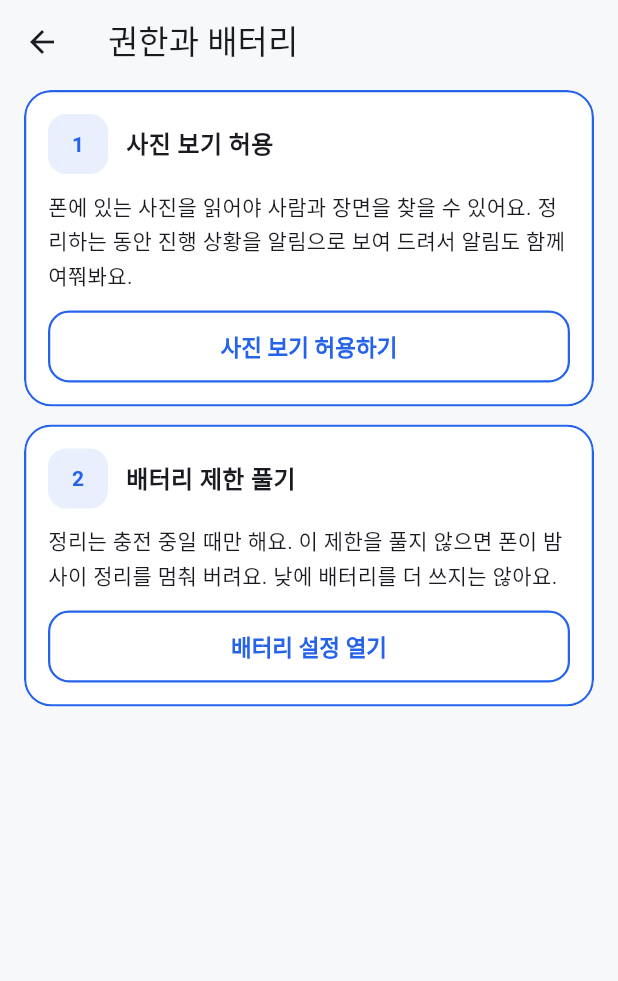
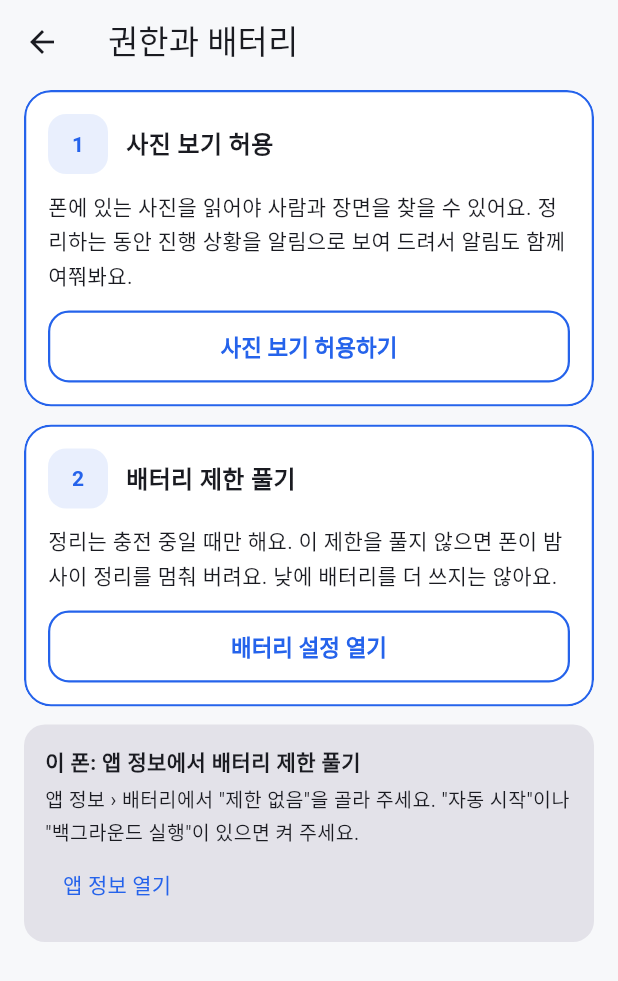
Before and after one commit to reddol18/photo_tracer, a Flutter app: the PermissionsPage screen opened directly, on a phone screen of 412 x 824 dp. Shown: the top 981 px of the screen. Run offline on Flutter 3.47's test engine with Material 3 defaults, Android fonts, the phone set to English and light mode, and no system bars.

Commit message:
배터리 안내: 제조사 표 하나로 판별하고 점유율 순 후보와 기본 안내 (#18)
- app/lib/vendors.dart: 제조사 키·판별 낱말·문구·설정 화면 후보를 표 하나로. MANUFACTURER와 BRAND를
  낱말로 나눠 비교(대소문자 무시, "TECNO MOBILE LIMITED" 같은 꼬리말 대응, Honor는 Huawei보다 먼저)
- 후보 순위(삼성 > 샤오미 > OPPO·realme·OnePlus > vivo·iQOO > Transsion > Honor > 모토로라 > Huawei)와
  점유율 출처(StatCounter·IDC·Omdia), 설정 경로 출처(dontkillmyapp), 실기기 미확인 표시는 표 위 주석에
- 목록에 없는 폰(LG·픽셀·Nothing 등)도 기본 안내와 '앱 정보 열기'를 보여 줌
- MainActivity: 제조사 판별을 지우고 화면이 넘긴 후보를 앞에서부터 열어 봄, 실패는 로그, 마지막은 앱 정보
- AndroidManifest <queries>에 후보 패키지 추가
- 테스트: 제조사/브랜드 조합 판별, 표 패키지가 <queries>에 있는지, 권한과 배터리 화면 위젯 테스트

Redmi(HyperOS)에서 확인: 샤오미 카드 그대로, 버튼이 보안 앱 자동 시작 목록을 엶. 다른 제조사는 실기기 미확인.

Closes #18

Co-Authored-By: Claude Opus 5.5 <noreply@anthropic.com>
Claude-Session: https://claude.ai/code/session_012zh1kHwaVLLQ6nFo98kw4q

```diff
--- a/app/lib/main.dart
+++ b/app/lib/main.dart
@@ -3,6 +3,8 @@ import 'dart:ui' as ui;
 
 import 'package:flutter/material.dart';
 import 'package:flutter/services.dart';
+
+import 'vendors.dart';
 
 part 'ui/common.dart';
 part 'ui/onboarding.dart';
--- a/app/lib/ui/onboarding.dart
+++ b/app/lib/ui/onboarding.dart
@@ -171,40 +171,14 @@ class _Permissions extends StatelessWidget {
 class PermissionsList extends StatelessWidget {
   const PermissionsList({super.key});
 
-  /// 제조사가 배터리 최적화 예외와 따로 앱을 재우거나 막는 설정. 기본 안드로이드(픽셀 등)는 예외면 충분해 안내하지 않는다
-  static ({String title, String body, String button})? vendorGuide(String manufacturer) {
-    final m = manufacturer.toLowerCase();
-    if (RegExp('xiaomi|redmi|poco').hasMatch(m)) {
-      return (
-        title: '샤오미 폰: 자동 시작 켜기',
-        body: '목록에서 추억먹는하마의 "자동 시작"을 켜 주세요. 꺼져 있으면 폰을 다시 켠 뒤 밤 정리가 깨어나지 못해요.',
-        button: '자동 시작 설정 열기',
-      );
-    }
-    if (m == 'samsung') {
-      return (
-        title: '삼성 폰: 절전 예외 앱에 넣기',
-        body: '배터리 › 백그라운드 사용 제한 › "절전 예외 앱"에 추억먹는하마를 넣어 주세요. 며칠 앱을 안 열면 잠자기 앱이 되어 정리가 멈출 수 있어요.',
-        button: '설정 열기',
-      );
-    }
-    if (RegExp('oppo|realme|oneplus|vivo|iqoo|huawei|honor|meizu|asus').hasMatch(m)) {
-      return (
-        title: '이 폰: 백그라운드 실행 허용',
-        body: '앱 정보에서 배터리를 "제한 없음"으로 바꾸고, "자동 시작"이나 "백그라운드 실행 허용"이 있으면 켜 주세요.',
-        button: '앱 정보 열기',
-      );
-    }
-    return null;
-  }
-
   @override
   Widget build(BuildContext context) => ListenableBuilder(
         listenable: Status.i,
         builder: (context, _) {
           final st = Status.i;
           final cs = Theme.of(context).colorScheme;
-          final vendor = vendorGuide('${st.s?['manufacturer'] ?? ''}');
+          // 제조사가 배터리 최적화 예외와 따로 앱을 재우는 설정 (lib/vendors.dart 표). 목록에 없는 폰은 앱 정보 안내
+          final vendor = vendorOf('${st.s?['manufacturer'] ?? ''}', '${st.s?['brand'] ?? ''}');
           Widget item(String no, String title, String why, bool done, String cta, VoidCallback onTap) => Card(
                 shape: RoundedRectangleBorder(
                     borderRadius: BorderRadius.circular(18), side: BorderSide(color: done ? cs.outlineVariant : cs.primary, width: done ? 1 : 1.5)),
@@ -244,7 +218,6 @@ class PermissionsList extends StatelessWidget {
             const SizedBox(height: 12),
             item('2', '배터리 제한 풀기', '정리는 충전 중일 때만 해요. 이 제한을 풀지 않으면 폰이 밤사이 정리를 멈춰 버려요. 낮에 배터리를 더 쓰지는 않아요.',
                 st.batteryOk, '배터리 설정 열기', () => channel.invokeMethod('openBatterySettings')),
-            if (vendor != null) ...[
             const SizedBox(height: 12),
             Card(
               color: cs.surfaceContainerHighest,
@@ -255,11 +228,15 @@ class PermissionsList extends StatelessWidget {
                   Text(vendor.title, style: const TextStyle(fontWeight: FontWeight.w700)),
                   const SizedBox(height: 4),
                   Text(vendor.body, style: const TextStyle(fontSize: 13, height: 1.6)),
-                    TextButton(onPressed: () => channel.invokeMethod('openVendorSettings'), child: Text(vendor.button)),
+                  TextButton(
+                    onPressed: () => channel.invokeMethod('openVendorSettings', {
+                      'screens': [for (final (pkg, cls) in vendor.screens) [pkg, cls]],
+                    }),
+                    child: Text(vendor.button),
+                  ),
                 ]),
               ),
             ),
-            ],
           ]);
         },
       );
--- /dev/null
+++ b/app/lib/vendors.dart
@@ -0,0 +1,129 @@
+/// 제조사별 "앱을 재우는 설정" 안내와 바로 열 설정 화면 표 (#18).
+///
+/// 판별·문구·화면 후보를 이 표 하나에 둔다. 화면(Dart)이 [vendorOf]로 고르고, 설정 열기 버튼은 고른 항목의
+/// [Vendor.screens]를 Kotlin(`MainActivity.openVendorSettings`)에 넘겨 앞에서부터 열어 본다. 다 안 되면 앱 정보.
+/// 판별은 Build.MANUFACTURER와 Build.BRAND를 둘 다 본다(예: 예전 Honor는 MANUFACTURER가 HUAWEI, BRAND가 HONOR).
+///
+/// 후보 순위 (2026-11 확인, 숫자는 각 자료 그대로)
+///   국내: StatCounter 모바일 제조사(사용량) 2026-10 — Samsung 57.5%, Apple 39.31%, Xiaomi 0.61%, LG 0.44%, Vivo 0.21%
+///         https://gs.statcounter.com/vendor-market-share/mobile/south-korea
+///   세계 출하: IDC 3Q26 잠정 — Samsung 22.6%, Apple 22.4%, Xiaomi 12.0%, OPPO 10.0%, vivo 7.5%
+///         https://www.idc.com/resource-center/press-releases/smartphone-shipments-decline-3q26/
+///   세계 출하: IDC 3Q25 — Samsung 19.0%, Apple 18.2%, Xiaomi 13.5%, Transsion 9.0%, vivo 8.9% (3Q26 상위 5에서는 빠짐)
+///         https://www.idc.com/?p=105705
+///   세계 출하: Omdia 3Q26 — Samsung 57.8M, Apple 56.5M, Xiaomi 30.7M, OPPO(realme·OnePlus 포함) 23.4M, vivo 19.3M
+///         https://www.lightreading.com/smartphones-devices/global-smartphone-shipments-fell-20-in-3q26-the-lowest-third-quarter-total-since-2013-omdia
+///   보급형 지역 사용량 StatCounter 2026-10:
+///     아프리카 Samsung 36.92%, Apple 16.92%, Xiaomi 8.56%, Tecno 6.09%, Honor 5.36%, Oppo 5.26%
+///       https://gs.statcounter.com/vendor-market-share/mobile/africa
+///     남미 Samsung 24.18%, Apple 20.77%, Xiaomi 12.83%, Motorola 11.58%, Honor 1.64%
+///       https://gs.statcounter.com/vendor-market-share/mobile/south-america
+///     인도 Vivo 22.06%, Oppo 16.06%, Xiaomi 14.95%, Samsung 12.17%, Realme 9.17%, Motorola 7.23%
+///       https://gs.statcounter.com/vendor-market-share/mobile/india
+///   → 순위: 삼성 > 샤오미(Redmi·POCO) > OPPO·realme·OnePlus > vivo·iQOO > Transsion(TECNO·Infinix·itel) > Honor > Motorola > Huawei.
+///     LG·Google Pixel·Nothing 등은 기본 안내(앱 정보 › 배터리 › 제한 없음).
+///
+/// 설정 경로 출처: https://dontkillmyapp.com/ (samsung, xiaomi, oppo, realme, oneplus, vivo, huawei, tecno, motorola 페이지)
+/// 화면 컴포넌트 출처: AutoStarter AutoStartPermissionHelper.kt
+///   https://github.com/judemanutd/AutoStarter/blob/master/autostarter/src/main/java/com/judemanutd/autostarter/AutoStartPermissionHelper.kt
+/// MANUFACTURER/BRAND 값 출처(기기 프로필): https://github.com/whyorean/GPlayApi/tree/master/src/main/resources ,
+///   https://docs.rs/crate/gpapi/6.1.0/source/device.properties — samsung/samsung, Xiaomi/Xiaomi·Redmi, OPPO/OPPO,
+///   OnePlus/OnePlus, realme·Realme, HUAWEI/HUAWEI, HUAWEI/HONOR, Motorola/Motorola, LGE/google(Nexus 5X), Google/google, Nothing/Nothing.
+///   vivo·iQOO·TECNO·Infinix·itel·새 HONOR 값은 미확인 — 대소문자·꼬리말(예: "... MOBILE LIMITED")에 상관없게 낱말로 비교한다.
+///
+/// 실기기 확인: 샤오미(Redmi, HyperOS OS1.0)만. 나머지는 모두 실기기 미확인.
+library;
+
+class Vendor {
+  const Vendor(this.key, this.names, this.title, this.body, this.button, [this.screens = const []]);
+
+  /// 안내 키 (테스트·로그용)
+  final String key;
+
+  /// MANUFACTURER·BRAND를 낱말로 나눈 것 중 하나라도 같으면 이 제조사 (소문자)
+  final List<String> names;
+  final String title, body, button;
+
+  /// 앞에서부터 열어 볼 설정 화면 (패키지, 액티비티). 비어 있거나 다 안 되면 앱 정보
+  final List<(String, String)> screens;
+}
+
+/// 표 순서대로 판별한다. Honor는 Huawei보다 앞(예전 Honor는 MANUFACTURER가 HUAWEI라서 BRAND로 먼저 잡는다).
+const vendors = <Vendor>[
+  // 삼성 One UI: 배터리 › 백그라운드 사용 제한 › 절전 예외 앱 (dontkillmyapp: Android 11+ "Background usage limits" ›
+  // "Never sleeping apps"). 화면 컴포넌트는 실기기 미확인 — 갤럭시에서 시험 필요
+  Vendor('samsung', ['samsung'], '삼성 폰: 절전 예외 앱에 넣기',
+      '배터리 › 백그라운드 사용 제한 › "절전 예외 앱"에 추억먹는하마를 넣어 주세요. 며칠 앱을 안 열면 잠자기 앱이 되어 정리가 멈출 수 있어요.',
+      '설정 열기', [
+    ('com.samsung.android.lool', 'com.samsung.android.sm.battery.ui.usage.CheckableAppListActivity'),
+    ('com.samsung.android.lool', 'com.samsung.android.sm.battery.ui.BatteryActivity'),
+    ('com.samsung.android.lool', 'com.samsung.android.sm.ui.battery.BatteryActivity'),
+  ]),
+  // 샤오미 HyperOS: 앱 정보에 자동 시작이 없고 보안 앱의 자동 시작 목록에 있다 (Redmi, HyperOS OS1.0 실기기 확인).
+  // MIUI 14: 설정 › 앱 › 앱 › 앱 권한 › 백그라운드 자동 시작 (dontkillmyapp, 실기기 미확인)
+  Vendor('xiaomi', ['xiaomi', 'redmi', 'poco'], '샤오미 폰: 자동 시작 켜기',
+      '목록에서 추억먹는하마의 "자동 시작"을 켜 주세요. 꺼져 있으면 폰을 다시 켠 뒤 밤 정리가 깨어나지 못해요.',
+      '자동 시작 설정 열기', [
+    ('com.miui.securitycenter', 'com.miui.permcenter.autostart.AutoStartManagementActivity'),
+  ]),
+  // OPPO ColorOS·realme UI·OnePlus OxygenOS(같은 뿌리): 앱 정보 › 배터리 사용량 › 백그라운드 실행 / 자동 시작 허용,
+  // realme: 설정 › 배터리 › (절전 설정 ›) 앱 배터리 관리 › 자동 실행·백그라운드 활동 허용. 화면 컴포넌트 모두 실기기 미확인
+  Vendor('oppo', ['oppo', 'realme', 'oneplus'], '이 폰: 자동 실행과 백그라운드 활동 허용',
+      '앱 정보 › 배터리에서 "자동 실행"과 "백그라운드 활동"을 허용해 주세요. 최근 앱 화면에서 추억먹는하마를 잠가 두면 더 좋아요.',
+      '설정 열기', [
+    ('com.coloros.safecenter', 'com.coloros.safecenter.permission.startup.StartupAppListActivity'),
+    ('com.coloros.safecenter', 'com.coloros.safecenter.startupapp.StartupAppListActivity'),
+    ('com.oppo.safe', 'com.oppo.safe.permission.startup.StartupAppListActivity'),
+    ('com.oneplus.security', 'com.oneplus.security.chainlaunch.view.ChainLaunchAppListActivity'),
+  ]),
+  // vivo Funtouch OS·iQOO: 설정 › 배터리 › 백그라운드 전력 소비 관리(또는 높은 백그라운드 전력 소비),
+  // 설정 › 앱 › 자동 시작. OriginOS는 dontkillmyapp에 없음. 화면 컴포넌트 실기기 미확인
+  Vendor('vivo', ['vivo', 'iqoo'], 'vivo 폰: 백그라운드 전력 사용 허용',
+      '설정 › 배터리 › "백그라운드 전력 소비 관리"에서 추억먹는하마를 허용하고, "자동 시작"이 있으면 켜 주세요.',
+      '설정 열기', [
+    ('com.iqoo.secure', 'com.iqoo.secure.ui.phoneoptimize.AddWhiteListActivity'),
+    ('com.vivo.permissionmanager', 'com.vivo.permissionmanager.activity.BgStartUpManagerActivity'),
+    ('com.iqoo.secure', 'com.iqoo.secure.ui.phoneoptimize.BgStartUpManager'),
+  ]),
+  // Transsion HiOS·XOS: Phone Master › 도구 › 자동 시작 관리, 설정 › 배터리 › 앱 절전 관리 끄기 (dontkillmyapp/tecno).
+  // 열 수 있는 화면은 미확인이라 앱 정보로
+  Vendor('transsion', ['tecno', 'infinix', 'itel'], '이 폰: 자동 시작 켜기',
+      '"Phone Master" 앱 › 도구 › "자동 시작 관리"에서 추억먹는하마를 켜 주세요. 앱 정보 › 배터리가 "제한 없음"인지도 봐 주세요.',
+      '앱 정보 열기'),
+  // Honor MagicOS(예전 EMUI): 설정 › 배터리 › 앱 실행 › "수동 관리"로 바꾸고 스위치 모두 켜기 (dontkillmyapp/huawei의 Honor 기종).
+  // 화면 컴포넌트는 EMUI 시절 것, MagicOS에서는 실기기 미확인
+  Vendor('honor', ['honor'], '이 폰: 앱 실행을 직접 관리',
+      '설정 › 배터리 › "앱 실행"에서 추억먹는하마를 "수동 관리"로 바꾸고 스위치를 모두 켜 주세요.',
+      '설정 열기', [
+    ('com.huawei.systemmanager', 'com.huawei.systemmanager.optimize.process.ProtectActivity'),
+  ]),
+  // Motorola: 앱 정보 › 앱 배터리 사용량 › 제한 없음, 설정 › 배터리 › 비활성 상태 배터리 개선 끄기 (dontkillmyapp/motorola).
+  // 열 수 있는 전용 화면 없음
+  Vendor('motorola', ['motorola'], '모토로라 폰: 배터리 제한 없음',
+      '앱 정보 › 배터리에서 "제한 없음"을 골라 주세요. 설정 › 배터리에 "비활성 상태일 때 배터리 개선"이 있으면 꺼 주세요.',
+      '앱 정보 열기'),
+  // Huawei EMUI 8~10: 설정 › 배터리 › 앱 실행 › 수동 관리, 스위치 모두 켜기 (dontkillmyapp/huawei). 실기기 미확인
+  Vendor('huawei', ['huawei'], '이 폰: 앱 실행을 직접 관리',
+      '설정 › 배터리 › "앱 실행"에서 추억먹는하마를 "수동 관리"로 바꾸고 스위치를 모두 켜 주세요.',
+      '설정 열기', [
+    ('com.huawei.systemmanager', 'com.huawei.systemmanager.startupmgr.ui.StartupNormalAppListActivity'),
+    ('com.huawei.systemmanager', 'com.huawei.systemmanager.optimize.process.ProtectActivity'),
+  ]),
+];
+
+/// 목록에 없는 폰(픽셀·LG·Nothing 등): 배터리 최적화 예외(위 카드)에 더해 앱 정보에서 한 번 더 본다
+const defaultVendor = Vendor('default', [], '이 폰: 앱 정보에서 배터리 제한 풀기',
+    '앱 정보 › 배터리에서 "제한 없음"을 골라 주세요. "자동 시작"이나 "백그라운드 실행"이 있으면 켜 주세요.',
+    '앱 정보 열기');
+
+/// "TECNO MOBILE LIMITED" → [tecno, mobile, limited]
+Iterable<String> _words(String s) => s.toLowerCase().split(RegExp(r'[^a-z0-9]+')).where((w) => w.isNotEmpty);
+
+/// Build.MANUFACTURER와 Build.BRAND로 안내를 고른다. 어느 것도 안 맞으면 [defaultVendor]
+Vendor vendorOf(String manufacturer, [String brand = '']) {
+  final words = {..._words(manufacturer), ..._words(brand)};
+  for (final v in vendors) {
+    if (v.names.any(words.contains)) return v;
+  }
+  return defaultVendor;
+}
```
Also changed, not shown: 4 other files. Lines whose indentation alone changed are shown as unchanged.
